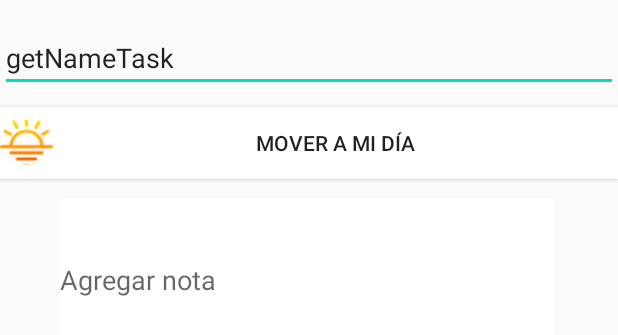
After one commit to valentinavera/dothings, an Android app: the layout fragment_modal_edit_task.xml on its own in the app's theme, with its tools: preview values and no code run, on a phone screen of 412 x 824 dp. The commit adds this screen. Shown: the top 335 px of the screen. Run offline under Robolectric (Android 15) with nearby library versions, the phone set to English and light mode, and no system bars.

Commit message:
task adapter listener and new modal R.layout.fragment_modal

```diff
--- /dev/null
+++ b/app/src/main/res/layout/fragment_modal_edit_task.xml
@@ -0,0 +1,33 @@
+<?xml version="1.0" encoding="utf-8"?>
+<LinearLayout xmlns:android="http://schemas.android.com/apk/res/android"
+    android:orientation="vertical" android:layout_width="match_parent"
+    android:layout_height="match_parent">
+
+
+    <EditText
+        android:id="@+id/editNameTask"
+        android:layout_width="match_parent"
+        android:layout_height="wrap_content"
+        android:layout_marginTop="16dp"
+        android:text="getNameTask" />
+
+    <Button
+        android:id="@+id/button"
+        android:layout_width="match_parent"
+        android:layout_height="wrap_content"
+        android:layout_marginTop="10dp"
+        android:background="@color/white"
+        android:drawableLeft="@drawable/sunset"
+        android:text="Mover a mi día" />
+
+    <EditText
+        android:id="@+id/textView3"
+        android:layout_width="329dp"
+        android:layout_height="108dp"
+        android:layout_marginLeft="40dp"
+        android:layout_marginTop="13dp"
+        android:background="@color/white"
+        android:hint="Agregar nota"
+        android:inputType="textMultiLine" />
+
+</LinearLayout>
--- a/app/src/main/res/values/colors.xml
+++ b/app/src/main/res/values/colors.xml
@@ -3,4 +3,5 @@
     <color name="colorPrimary">#6200EE</color>
     <color name="colorPrimaryDark">#3700B3</color>
     <color name="colorAccent">#03DAC5</color>
+    <color name="white">#FFFFFF</color>
 </resources>
```
Also changed, not shown: app/src/main/java/edu/unicauca/main/TaskAdapter.java (+29 -12 lines).
